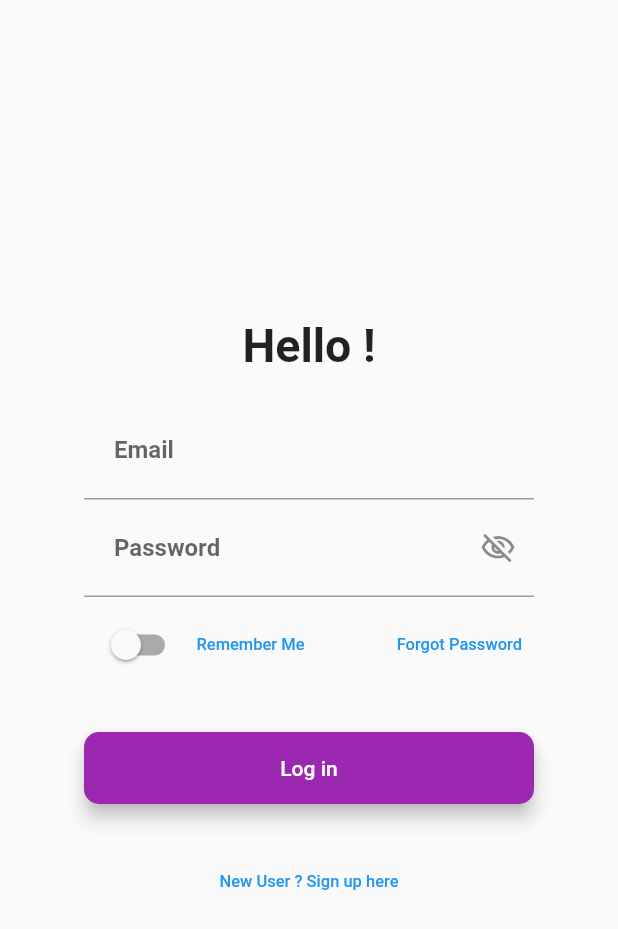
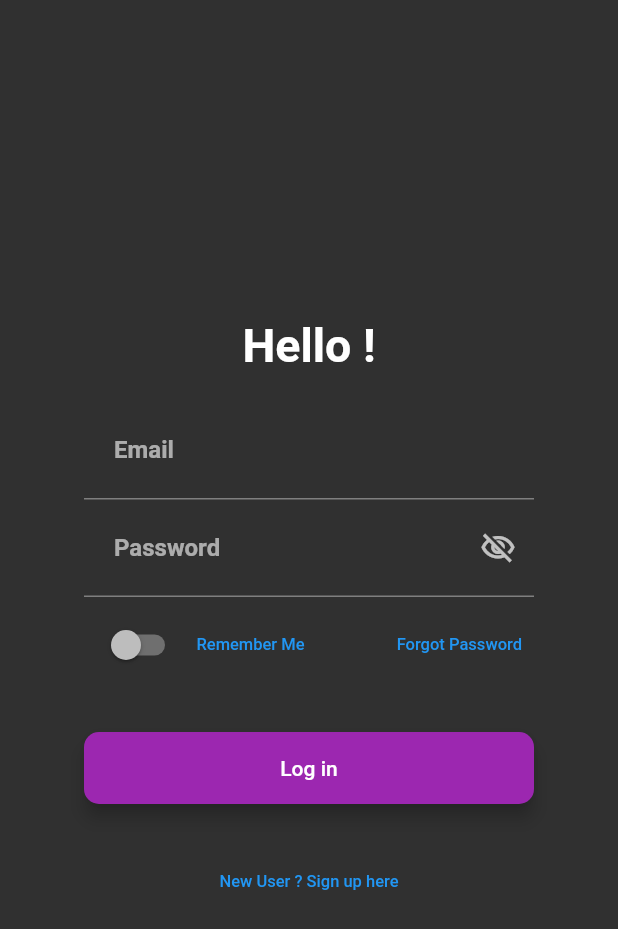
Before and after one commit to elkana/quickstart_getx, a Flutter app: the screen it shows after launch, on a phone screen of 412 x 824 dp. Shown: the top 929 px of the screen. Run offline on Flutter 3.47's test engine with Material 2 defaults, Android fonts, the phone set to English and light mode, and no system bars; our stand-ins replace get, get_storage; accounts and stored records are empty.

Commit message:
Update main.dart

```diff
--- a/lib/main.dart
+++ b/lib/main.dart
@@ -26,7 +26,7 @@ class MyApp extends StatelessWidget {
           onInit: () async {
             await Get.put(PrefController()).initStorage();
           },
-          themeMode: ThemeMode.dark,
+          theme: ThemeData.dark(),
           locale: const Locale('en', 'US'),
           translationsKeys: AppTranslation.translations,
           getPages: [
```
